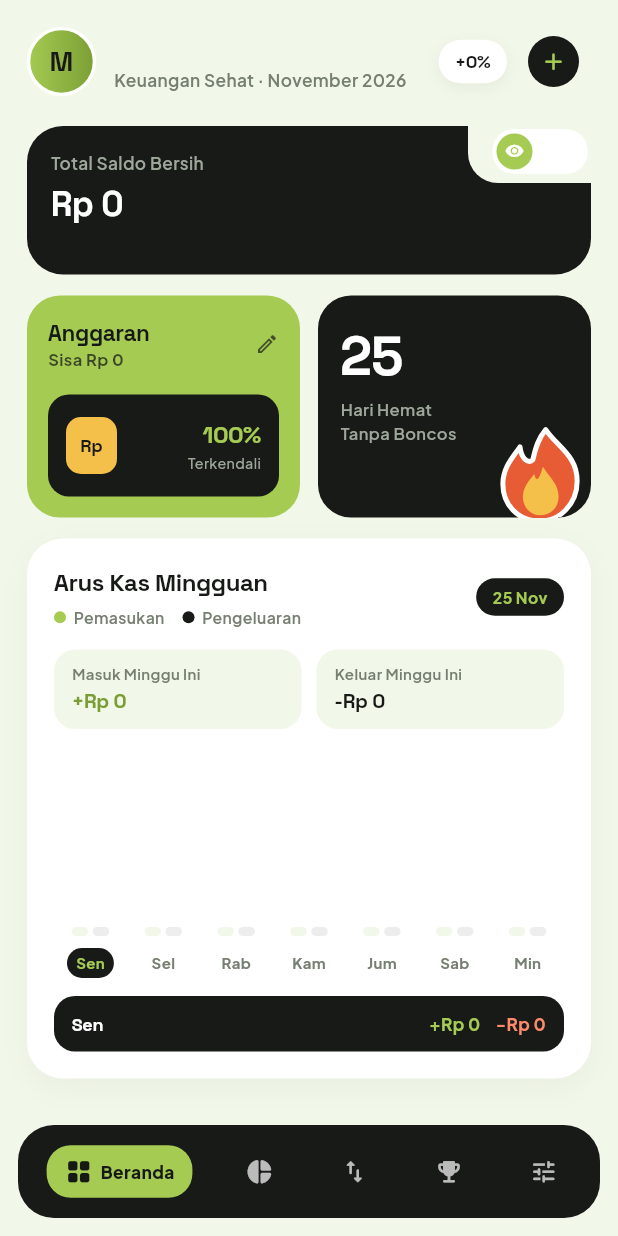
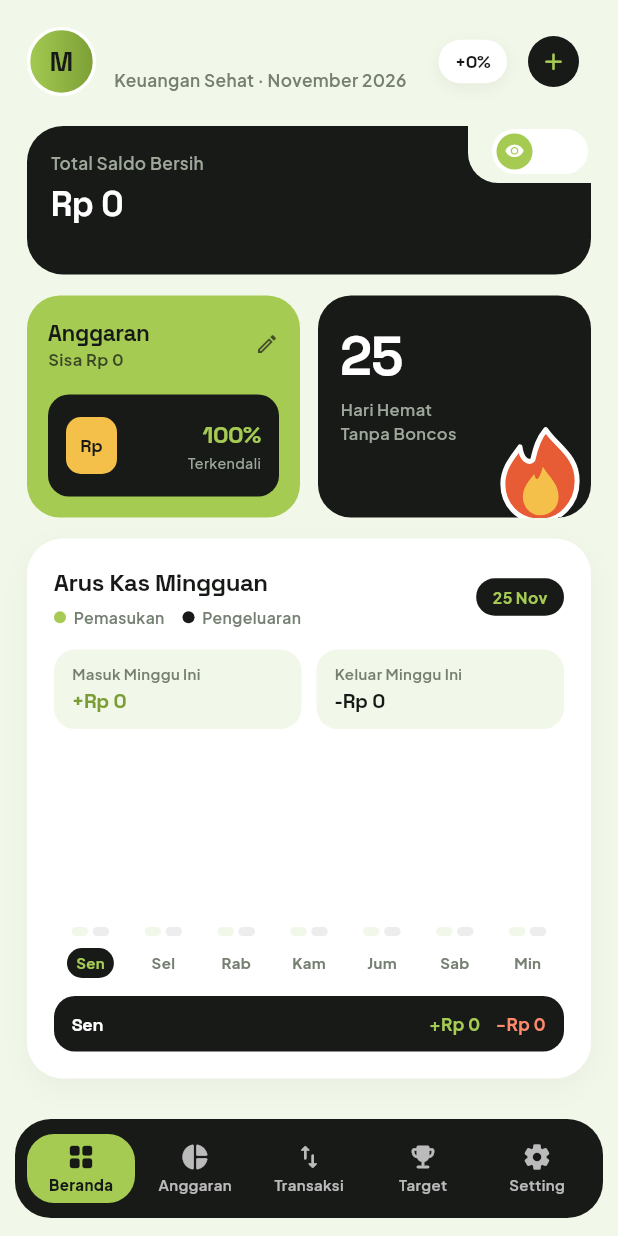
Before and after one commit to ErlanggaDevMode/MorFin, a Flutter app: the screen it shows after launch, after a tap on the "arrow forward" icon, on a phone screen of 412 x 824 dp. Run offline on Flutter 3.47's test engine with Material 3 defaults, Android fonts, the phone set to English and light mode, and no system bars; our stand-ins replace google_fonts, google_sign_in, shared_preferences, web; missing offline and left inert: dart:js_interop; accounts and stored records are empty.

Commit message:
MorFin v1.2.1: show all 5 bottom nav labels with gear Setting icon

```diff
--- a/mobile/lib/screens/main_shell.dart
+++ b/mobile/lib/screens/main_shell.dart
@@ -25,7 +25,7 @@ class _MainShellState extends State<MainShell> {
     (Icons.pie_chart_rounded, 'Anggaran'),
     (Icons.swap_vert_rounded, 'Transaksi'),
     (Icons.emoji_events_rounded, 'Target'),
-    (Icons.tune_rounded, 'Setting'),
+    (Icons.settings_rounded, 'Setting'),
   ];
 
   void _selectTab(int idx) {
@@ -253,42 +253,55 @@ class _MainShellState extends State<MainShell> {
           body: SafeArea(child: _animatedPageBody()),
           bottomNavigationBar: Container(
             color: bgColor,
-            padding: const EdgeInsets.fromLTRB(12, 6, 12, 12),
+            padding: const EdgeInsets.fromLTRB(10, 6, 10, 12),
             child: Container(
-              height: 62,
-              padding: const EdgeInsets.symmetric(horizontal: 6),
+              height: 66,
+              padding: const EdgeInsets.symmetric(horizontal: 6, vertical: 6),
               decoration: BoxDecoration(
                 color: isDarkTab ? const Color(0xFF1C201C) : MorfinColors.carbon,
                 borderRadius: BorderRadius.circular(24),
               ),
               child: Row(
-                mainAxisAlignment: MainAxisAlignment.spaceAround,
                 children: List.generate(_navItems.length, (i) {
                   final active = _tab == i;
                   final item = _navItems[i];
-                  return GestureDetector(
+                  return Expanded(
+                    child: GestureDetector(
                       behavior: HitTestBehavior.opaque,
                       onTap: () => _selectTab(i),
                       child: AnimatedContainer(
                         duration: const Duration(milliseconds: 220),
                         curve: Curves.easeOutCubic,
-                      padding: EdgeInsets.symmetric(horizontal: active ? 12 : 9, vertical: 8),
+                        margin: const EdgeInsets.symmetric(horizontal: 2),
+                        padding: const EdgeInsets.symmetric(vertical: 5, horizontal: 4),
                         decoration: BoxDecoration(
                           color: active ? MorfinColors.lime : Colors.transparent,
-                        borderRadius: BorderRadius.circular(16),
+                          borderRadius: BorderRadius.circular(18),
                         ),
-                      child: Row(
+                        child: Column(
+                          mainAxisAlignment: MainAxisAlignment.center,
                           mainAxisSize: MainAxisSize.min,
                           children: [
-                          Icon(item.$1, size: 19, color: active ? MorfinColors.ink : Colors.white70),
-                          if (active) ...[
-                            const SizedBox(width: 5),
-                            Text(
+                            Icon(
+                              item.$1,
+                              size: 20,
+                              color: active ? MorfinColors.ink : Colors.white70,
+                            ),
+                            const SizedBox(height: 2),
+                            FittedBox(
+                              fit: BoxFit.scaleDown,
+                              child: Text(
                                 item.$2,
-                              style: MorfinTheme.body(11.5, color: MorfinColors.ink, weight: FontWeight.w800),
+                                maxLines: 1,
+                                style: MorfinTheme.body(
+                                  10,
+                                  color: active ? MorfinColors.ink : Colors.white70,
+                                  weight: active ? FontWeight.w800 : FontWeight.w600,
+                                ),
+                              ),
                             ),
                           ],
-                        ],
+                        ),
                       ),
                     ),
                   );
```
Lines whose indentation alone changed are shown as unchanged.
